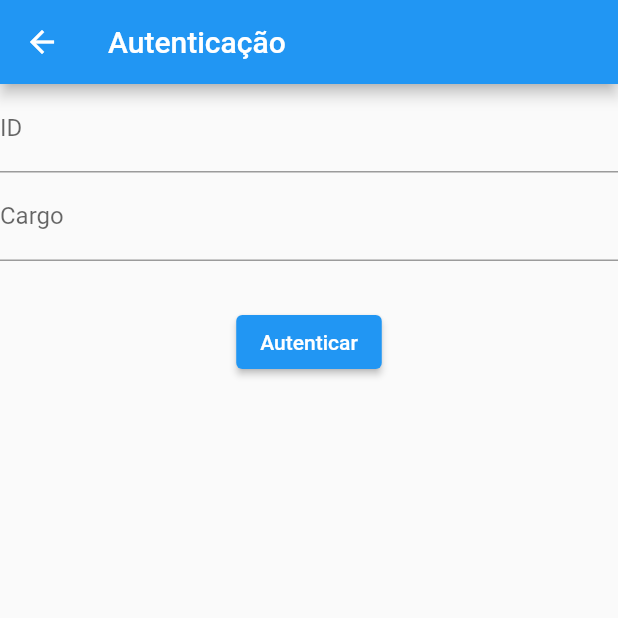
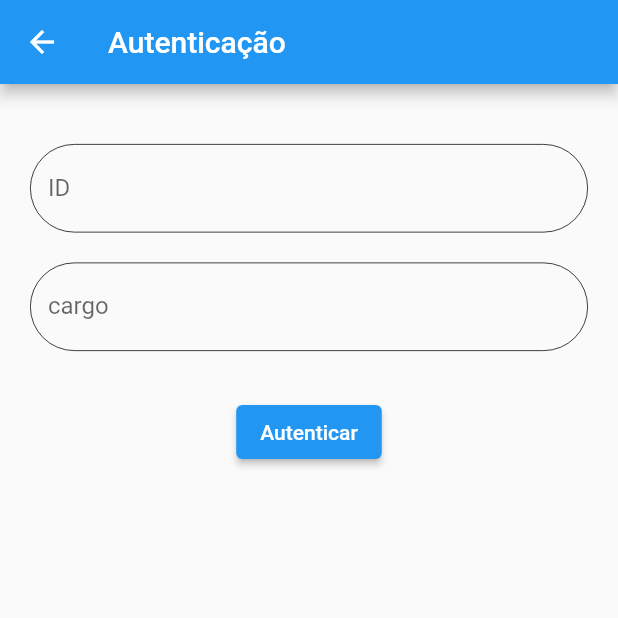
Before and after one commit to GFRrank/projeto_validad, a Flutter app: the Autenticacao screen opened by its route, on a phone screen of 412 x 824 dp, the top half of it. Run offline on Flutter 3.47's test engine with Material 2 defaults, Android fonts, the phone set to English and light mode, and no system bars; our stand-ins replace device_preview.

Commit message:
Autentificação com bordas

```diff
--- a/lib/view/Autentificação_view.dart
+++ b/lib/view/Autentificação_view.dart
@@ -15,13 +15,20 @@ class _AutenticacaoState extends State<Autenticacao> {
   Widget build(BuildContext context) {
     return Scaffold(
       appBar: AppBar(title: Text('Autenticação')),
-      body: Form(
+      body: Container(
+        padding: const EdgeInsets.only(top: 40, left: 20, right: 20),
         key: _formKey,
         child: Column(
           children: <Widget>[
             TextFormField(
               controller: _idController,
-              decoration: InputDecoration(labelText: 'ID'),
+              decoration: const InputDecoration(
+                labelText: 'ID',
+                enabledBorder: OutlineInputBorder(
+                  borderRadius: BorderRadius.all(Radius.elliptical(50, 50)),
+                  borderSide: BorderSide(width: 0.5)
+                )
+              ),
               validator: (value) {
                 if (value == null || value.isEmpty || value.length != 10) {
                   return 'Por favor, insira um ID válido com 10 caracteres';
@@ -29,9 +36,18 @@ class _AutenticacaoState extends State<Autenticacao> {
                 return null;
               },
             ),
+            const SizedBox(
+              height: 20,
+            ),
             TextFormField(
               controller: _cargoController,
-              decoration: InputDecoration(labelText: 'Cargo'),
+              decoration: const InputDecoration(
+                labelText: 'cargo',
+                enabledBorder: OutlineInputBorder(
+                  borderRadius: BorderRadius.all(Radius.elliptical(50, 50)),
+                  borderSide: BorderSide(width: 0.5)
+                )
+              ),
               validator: (value) {
                 if (value == null ||
                     (value != 'FC' &&
@@ -43,7 +59,7 @@ class _AutenticacaoState extends State<Autenticacao> {
                 return null;
               },
             ),
-            SizedBox(
+            const SizedBox(
               height: 30,
             ),
             ElevatedButton(
```
